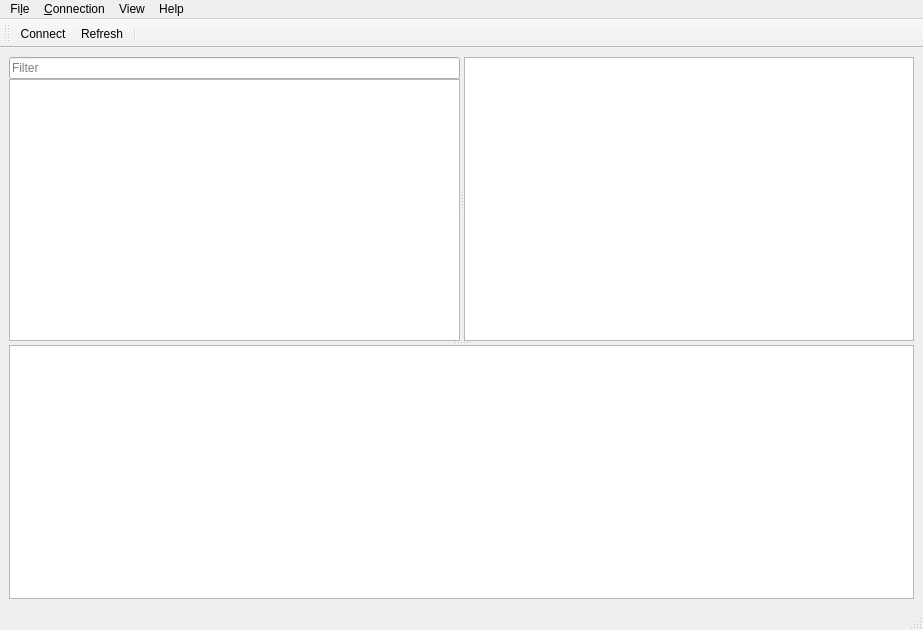
Above: main.ui from ov1d1u/telepatmanager before the change. Below: the same form after it.
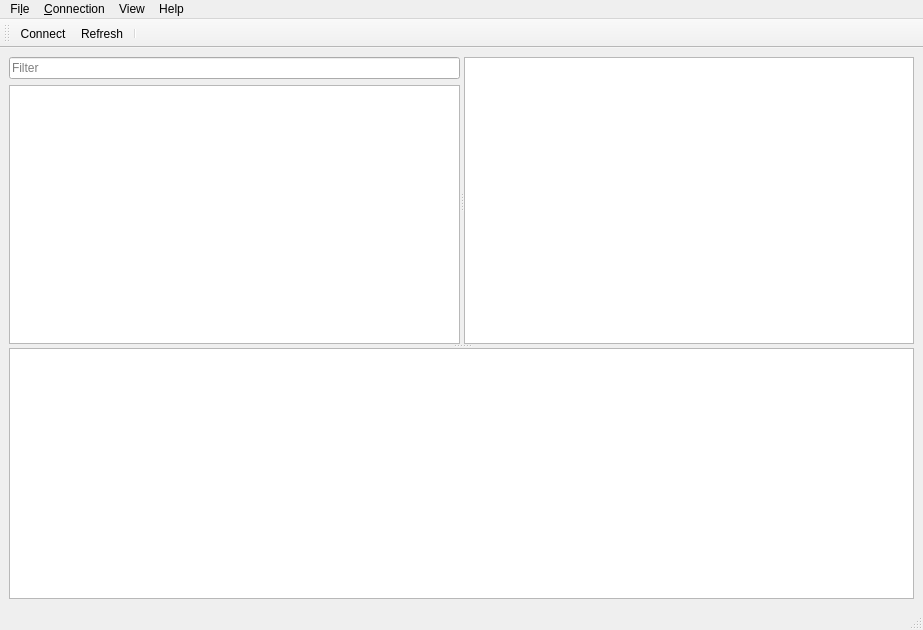
That is the form after the change. Icons and pictures are not drawn. Custom widgets are drawn as their Qt base class.

Commit message: Fix contents margin for treeview and filter lineEdit

```diff
--- a/main.ui
+++ b/main.ui
@@ -25,10 +25,7 @@
         <enum>Qt::Horizontal</enum>
        </property>
        <widget class="QWidget" name="layoutWidget">
-        <layout class="QVBoxLayout" name="verticalLayout">
-         <property name="spacing">
-          <number>0</number>
-         </property>
+        <layout class="QVBoxLayout" name="treeViewLayout">
          <item>
           <widget class="QLineEdit" name="filterLineEdit">
            <property name="placeholderText">
```
The commit also changes 1 other file.
